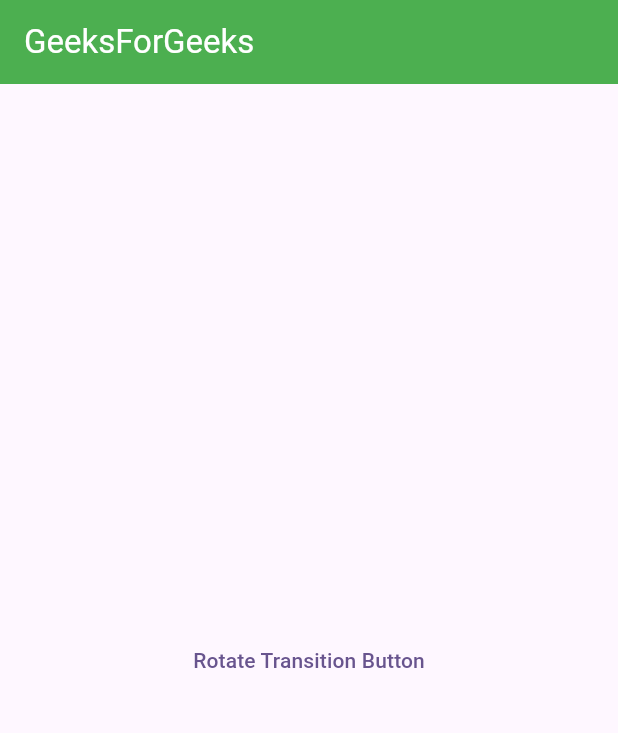
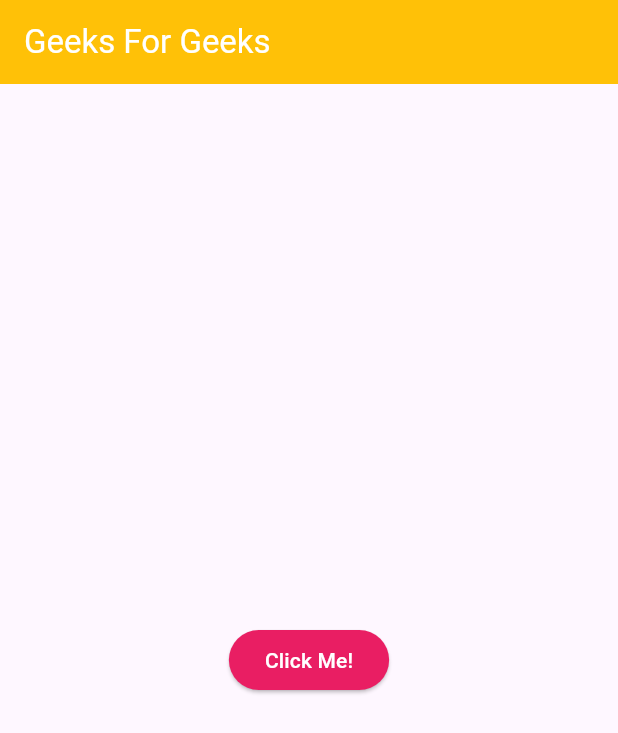
Before and after one commit to sivmey333/Mobile_Advanced, a Flutter app: the screen it shows after launch, on a phone screen of 412 x 824 dp. Shown: the top 733 px of the screen. Run offline on Flutter 3.47's test engine with Material 3 defaults, Android fonts, the phone set to English and light mode, and no system bars.

```diff
--- a/lib/home_screen.dart
+++ b/lib/home_screen.dart
@@ -1,6 +1,5 @@
 import 'package:flutter/material.dart';
 import 'package:mobile_advanced_test1/page2.dart';
-import 'package:page_transition/page_transition.dart';
 
 class HomeScreen extends StatelessWidget {
   const HomeScreen({super.key});
@@ -9,29 +8,25 @@ class HomeScreen extends StatelessWidget {
   Widget build(BuildContext context) {
     return Scaffold(
       appBar: AppBar(
-        title: Text('GeeksForGeeks'),
-        backgroundColor: Colors.green,
+        title: const Text('Geeks For Geeks'),
+        backgroundColor: Colors.amber,
         foregroundColor: Colors.white,
       ),
       body: Center(
-        child: Column(
-          mainAxisAlignment: MainAxisAlignment.center,
-          crossAxisAlignment: CrossAxisAlignment.center,
-          children: <Widget>[
-            TextButton(
-                onPressed: () {
-                  Navigator.push(
-                    context,
-                    PageTransition(
-                      type: PageTransitionType.rotate,
-                      alignment: Alignment.topCenter,
-                      child: Page2(title: ''),
-                    ),
-                  );
-                },
-                child: Text('Rotate Transition Button'))
-          ],
-        ),
+        child: ElevatedButton(
+            style: ButtonStyle(
+              backgroundColor: WidgetStateProperty.all(
+                Colors.pink,
+              ),
+              foregroundColor: WidgetStateProperty.all(
+                Colors.white,
+              ),
+            ),
+            onPressed: () {
+              Navigator.push(context,
+                  MaterialPageRoute(builder: (context) => const Page2()));
+            },
+            child: const Text('Click Me!')),
       ),
     );
   }
```
Also changed, not shown: lib/main.dart (+0 -14 lines), lib/page2.dart (+16 -6 lines).
